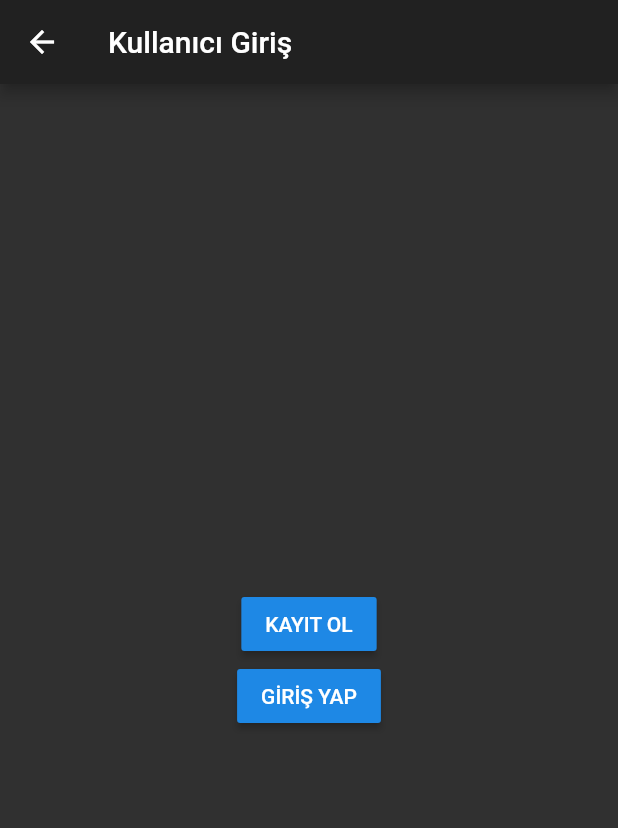
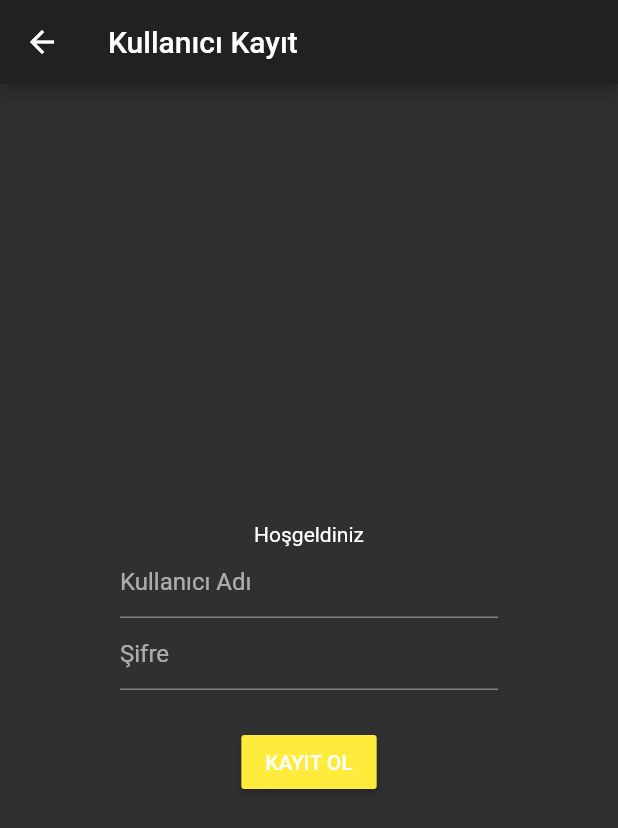
Before and after one commit to keskin061/marketim, a Flutter app: the kullaniciSayfa screen opened by its route, after a tap on "KAYIT OL", on a phone screen of 412 x 824 dp. Shown: the top 828 px of the screen. Run offline on Flutter 3.47's test engine with Material 2 defaults, Android fonts, the phone set to English and light mode, and no system bars.

Commit message:
14.01.2021 15.01
kullaniciKayit saydası eklendi

```diff
--- a/lib/anaSayfa.dart
+++ b/lib/anaSayfa.dart
@@ -25,19 +25,19 @@ class _anaSayfaState extends State<anaSayfa> {
             mainAxisAlignment: MainAxisAlignment.center,
             children: <Widget>[
               RaisedButton(
-                child: Text('YÖNETİCİ GİRİŞ'),
+                child: Text('YÖNETİCİ'),
                 onPressed: () {
                   Navigator.pushNamed(context, yoneticiGiris.routeName);
                 },
               ),
               RaisedButton(
-                child: Text('KULLANICI GİRİŞ'),
+                child: Text('KULLANICI'),
                 onPressed: () {
                   Navigator.pushNamed(context, kullaniciSayfa.routeName);
                 },
               ),
               RaisedButton(
-                child: Text('KURYECİ GİRİŞ'),
+                child: Text('KURYECİ'),
                 onPressed: () {
                   Navigator.pushNamed(context, kuryeGiris.routeName);
                 },
--- a/lib/kullaniciKayit.dart
+++ b/lib/kullaniciKayit.dart
@@ -0,0 +1,57 @@
+import 'package:flutter/cupertino.dart';
+import 'package:flutter/material.dart';
+import 'package:marketim/kullaniciIslem.dart';
+
+class kullaniciKayit extends StatefulWidget {
+  static String routeName = '/kullaniciKayit';
+
+  kullaniciKayit({Key key}) : super(key: key);
+  @override
+  _kullaniciKayitState createState() => new _kullaniciKayitState();
+}
+
+class _kullaniciKayitState extends State<kullaniciKayit> {
+  @override
+  Widget build(BuildContext context) {
+    return new Scaffold(
+      appBar: new AppBar(
+        title: new Text("Kullanıcı Kayıt"),
+      ),
+      body: Center(
+        child: Container(
+          padding: EdgeInsets.all(80.0),
+          child: Column(
+            mainAxisAlignment: MainAxisAlignment.center,
+            children: [
+              Text(
+                'Hoşgeldiniz',
+                // style: Theme.of(context).textTheme.headline1,
+              ),
+              TextFormField(
+                decoration: InputDecoration(
+                  hintText: 'Kullanıcı Adı',
+                ),
+              ),
+              TextFormField(
+                decoration: InputDecoration(
+                  hintText: 'Şifre',
+                ),
+                obscureText: true,
+              ),
+              SizedBox(
+                height: 24,
+              ),
+              RaisedButton(
+                color: Colors.yellow,
+                child: Text('KAYIT OL'),
+                onPressed: () {
+                  Navigator.pushNamed(context, kullaniciIslem.routeName);
+                },
+              )
+            ],
+          ),
+        ),
+      ),
+    );
+  }
+}
--- a/lib/kullaniciSayfa.dart
+++ b/lib/kullaniciSayfa.dart
@@ -1,6 +1,7 @@
 import 'package:flutter/cupertino.dart';
 import 'package:flutter/material.dart';
 import 'package:marketim/kullaniciGiris.dart';
+import 'package:marketim/kullaniciKayit.dart';
 
 class kullaniciSayfa extends StatefulWidget {
   static String routeName = '/kullaniciSayfa';
@@ -15,7 +16,7 @@ class _kullaniciSayfaState extends State<kullaniciSayfa> {
   Widget build(BuildContext context) {
     return new Scaffold(
       appBar: new AppBar(
-        title: new Text("Kullanıcı Giriş"),
+        title: new Text("Kullanıcı Sayfa"),
       ),
       body: Container(
         child: Center(
@@ -25,7 +26,7 @@ class _kullaniciSayfaState extends State<kullaniciSayfa> {
               RaisedButton(
                 child: Text('KAYIT OL'),
                 onPressed: () {
-                  //  Navigator.pushNamed(context, y.routeName);
+                  Navigator.pushNamed(context, kullaniciKayit.routeName);
                 },
               ),
               RaisedButton(
--- a/lib/main.dart
+++ b/lib/main.dart
@@ -1,4 +1,5 @@
 import 'package:flutter/material.dart';
+import 'package:marketim/kullaniciKayit.dart';
 import 'package:marketim/kullaniciSayfa.dart';
 import 'package:marketim/kuryeGiris.dart';
 import 'package:marketim/yoneticiGiris.dart';
@@ -35,7 +36,7 @@ class MyApp extends StatelessWidget {
         kuryeIslem.routeName: (context) => kuryeIslem(),
         kullaniciIslem.routeName: (context) => kullaniciIslem(),
         kullaniciGiris.routeName: (context) => kullaniciGiris(),
-        //y.routeName: (context) => kuryeIslem(),
+        kullaniciKayit.routeName: (context) => kullaniciKayit(),
       },
     );
   }
```
